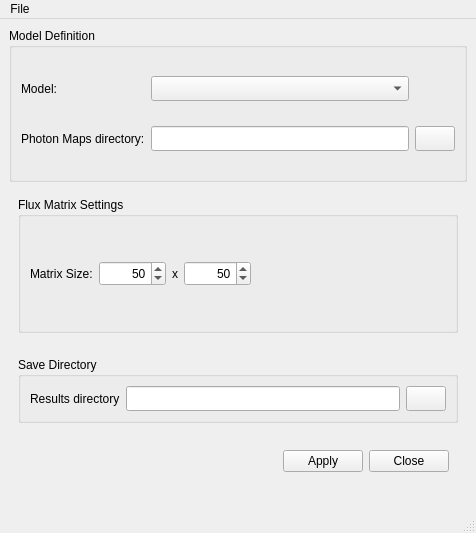
This is PhotonsAnalyzer/src/MainWindow.ui in iat-cener/tonatiuh as Qt 5 draws it before an edit. The edited form follows.
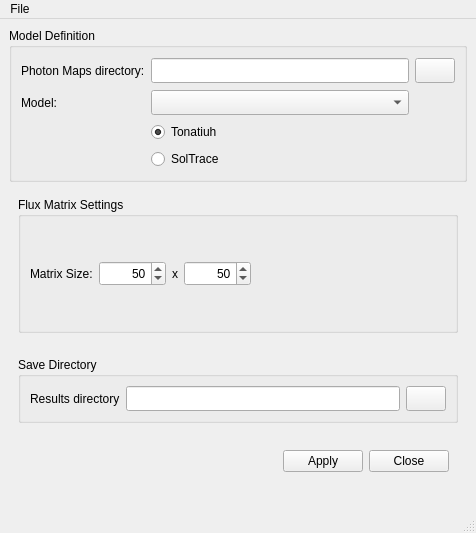
This is the edited form. Icons and pictures are not drawn.

Commit message: LS3 model and SolarFurnace model added to analyzer

Diff of the .ui file:
```diff
--- a/PhotonsAnalyzer/src/MainWindow.ui
+++ b/PhotonsAnalyzer/src/MainWindow.ui
@@ -21,29 +21,6 @@
        <string>Model Definition</string>
       </property>
       <layout class="QGridLayout" name="gridLayout">
-       <item row="0" column="0">
-        <widget class="QLabel" name="modelLabel">
-         <property name="minimumSize">
-          <size>
-           <width>0</width>
-           <height>25</height>
-          </size>
-         </property>
-         <property name="text">
-          <string>Model:</string>
-         </property>
-        </widget>
-       </item>
-       <item row="0" column="1">
-        <widget class="QComboBox" name="modelCombo">
-         <property name="minimumSize">
-          <size>
-           <width>0</width>
-           <height>25</height>
-          </size>
-         </property>
-        </widget>
-       </item>
        <item row="1" column="0">
         <widget class="QLabel" name="directoryLabel">
          <property name="minimumSize">
@@ -57,17 +34,17 @@
          </property>
         </widget>
        </item>
-       <item row="1" column="1">
-        <widget class="QLineEdit" name="directoryLine">
-         <property name="minimumSize">
-          <size>
-           <width>0</width>
-           <height>25</height>
-          </size>
-         </property>
-        </widget>
-       </item>
        <item row="1" column="2">
+        <widget class="QLineEdit" name="directoryLine">
+         <property name="minimumSize">
+          <size>
+           <width>0</width>
+           <height>25</height>
+          </size>
+         </property>
+        </widget>
+       </item>
+       <item row="1" column="3">
         <widget class="QPushButton" name="openButton">
          <property name="minimumSize">
           <size>
@@ -84,6 +61,46 @@
          </property>
         </widget>
        </item>
+       <item row="2" column="0">
+        <widget class="QLabel" name="modelLabel">
+         <property name="minimumSize">
+          <size>
+           <width>0</width>
+           <height>25</height>
+          </size>
+         </property>
+         <property name="text">
+          <string>Model:</string>
+         </property>
+        </widget>
+       </item>
+       <item row="2" column="2">
+        <widget class="QComboBox" name="modelCombo">
+         <property name="minimumSize">
+          <size>
+           <width>0</width>
+           <height>25</height>
+          </size>
+         </property>
+        </widget>
+       </item>
+       <item row="3" column="2">
+        <widget class="QRadioButton" name="tonatiuhRadio">
+         <property name="text">
+          <string>Tonatiuh</string>
+         </property>
+         <property name="checked">
+          <bool>true</bool>
+         </property>
+        </widget>
+       </item>
+       <item row="4" column="2">
+        <widget class="QRadioButton" name="solTraceRadio">
+         <property name="text">
+          <string>SolTrace</string>
+         </property>
+        </widget>
+       </item>
       </layout>
      </widget>
     </item>
```
Left out of the diff: 22 changed lines with no effect on the pictures. The commit also changes 8 other files.
